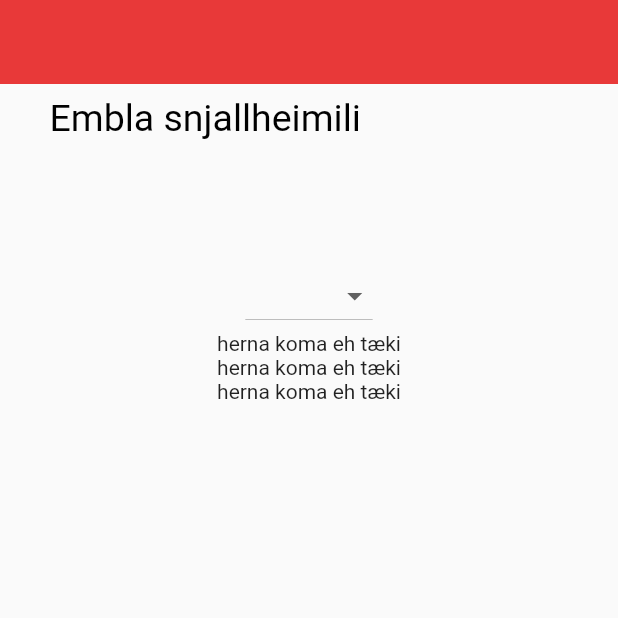
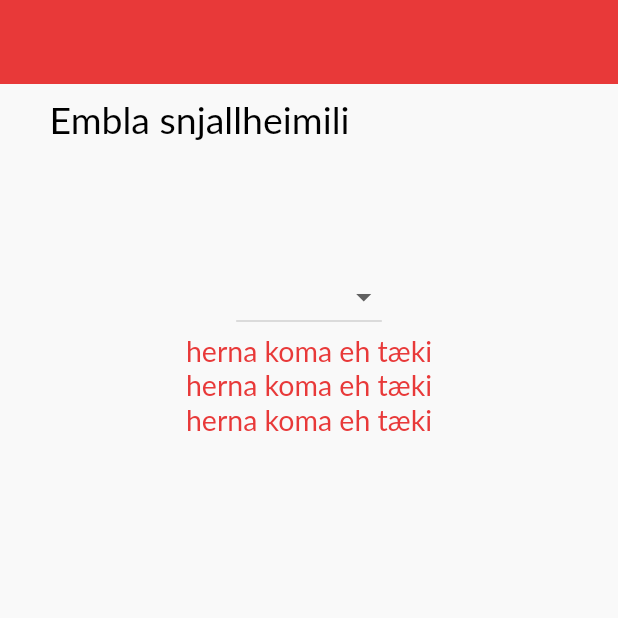
Before and after one commit to johannkarlsson/Embla_Flutter_WIP, a Flutter app: the screen it shows after launch, on a phone screen of 412 x 824 dp, the top half of it. Run offline on Flutter 3.47's test engine with Material 2 defaults, Android fonts, the phone set to English and light mode, and no system bars; our stand-ins replace adaptive_theme; Roboto replaces fonts that are missing (Lato).

Commit message:
Some other minor refactorings

```diff
--- a/lib/main.dart
+++ b/lib/main.dart
@@ -1,6 +1,7 @@
 // @dart=2.9
 // ^ Removes checks for null safety
 import 'package:flutter/material.dart';
+import 'package:adaptive_theme/adaptive_theme.dart';
 import './common.dart';
 import './theme.dart';
 
@@ -65,6 +66,21 @@ class IoTRoute extends StatelessWidget {
   }
 }
 
-void main() => runApp(const MaterialApp(
-      home: IoTRoute(),
-    ));
+class EmblaApp extends StatelessWidget {
+  @override
+  Widget build(BuildContext context) {
+    return AdaptiveTheme(
+      light: lightThemeData,
+      dark: darkThemeData,
+      initial: AdaptiveThemeMode.system,
+      builder: (theme, darkTheme) => MaterialApp(
+        title: kSoftwareName,
+        theme: theme,
+        darkTheme: darkTheme,
+        home: IoTRoute(),
+      ),
+    );
+  }
+}
+
+void main() => runApp(EmblaApp());
--- a/pubspec.yaml
+++ b/pubspec.yaml
@@ -34,6 +34,7 @@ dependencies:
   # The following adds the Cupertino Icons font to your application.
   # Use with the CupertinoIcons class for iOS style icons.
   cupertino_icons: ^1.0.2
+  adaptive_theme: ^3.1.1
 
 dev_dependencies:
   flutter_test:
```
Also changed, not shown: pubspec.lock, 1 other file.
